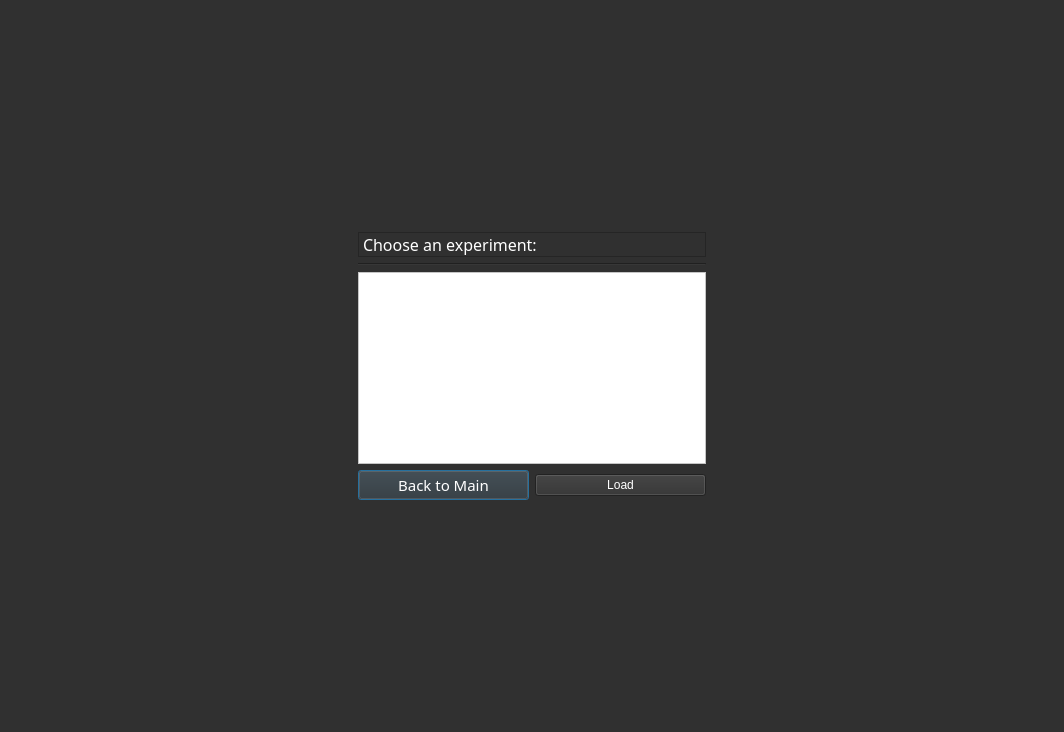
jnicoleoliveira/SPECData, file app/dialogs/frames/load_experiment.ui: the form before one commit.
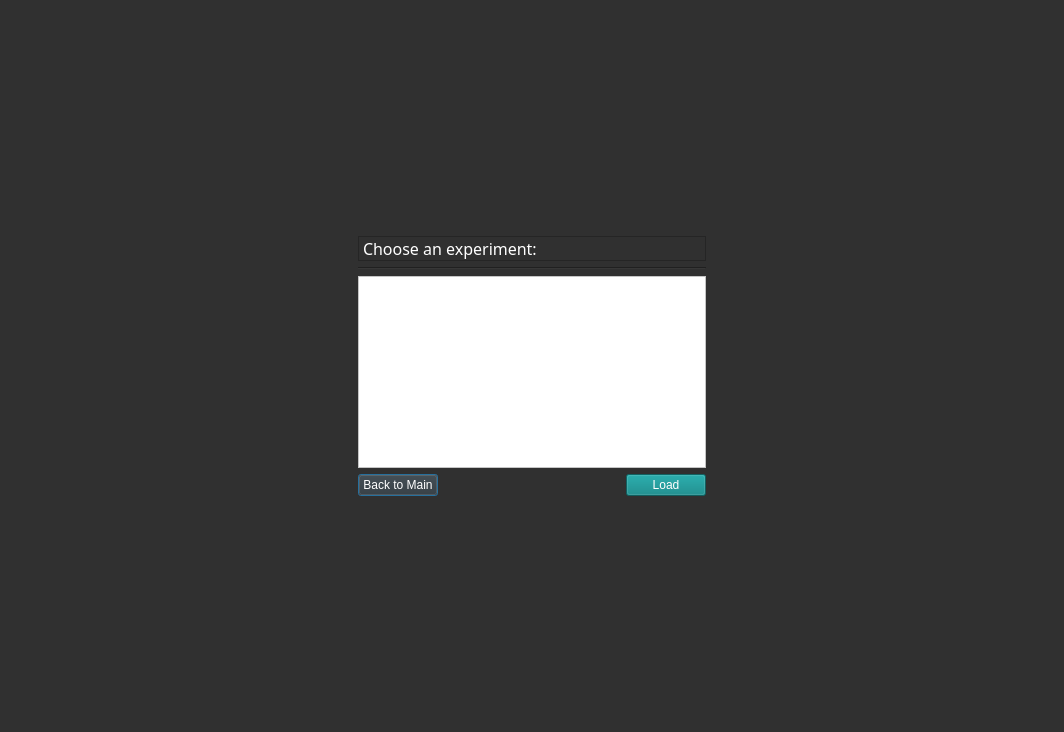
The form after the commit.

Commit message: - fixed new_experiment form to reflect database changes - made edits to init to create "data\experiments" directory (patch for new_experiment_form when copying a file to that directory)

```diff
--- a/app/dialogs/frames/load_experiment.ui
+++ b/app/dialogs/frames/load_experiment.ui
@@ -104,14 +104,6 @@
     <layout class="QGridLayout" name="gridLayout_3">
      <item row="0" column="0">
       <widget class="QPushButton" name="back_btn">
-       <property name="font">
-        <font>
-         <family>DEC Terminal</family>
-         <pointsize>11</pointsize>
-         <weight>50</weight>
-         <bold>false</bold>
-        </font>
-       </property>
        <property name="autoFillBackground">
         <bool>false</bool>
        </property>
@@ -136,17 +128,16 @@
        </property>
       </widget>
      </item>
-     <item row="0" column="1">
+     <item row="0" column="2">
       <widget class="QPushButton" name="load_btn">
        <property name="autoFillBackground">
         <bool>false</bool>
        </property>
        <property name="styleSheet">
-        <string notr="true">color: rgb(255, 255, 255);
-background-color: rgb(48, 48, 48);</string>
+        <string notr="true">background-color: rgba(0, 128, 128, 154);</string>
        </property>
        <property name="text">
-        <string>Load</string>
+        <string>  Load  </string>
        </property>
        <property name="checkable">
         <bool>false</bool>
@@ -162,6 +153,19 @@
        </property>
       </widget>
      </item>
+     <item row="0" column="1">
+      <spacer name="horizontalSpacer_3">
+       <property name="orientation">
+        <enum>Qt::Horizontal</enum>
+       </property>
+       <property name="sizeHint" stdset="0">
+        <size>
+         <width>40</width>
+         <height>20</height>
+        </size>
+       </property>
+      </spacer>
+     </item>
     </layout>
    </item>
    <item row="0" column="1">
```
The commit also changes 14 other files.
